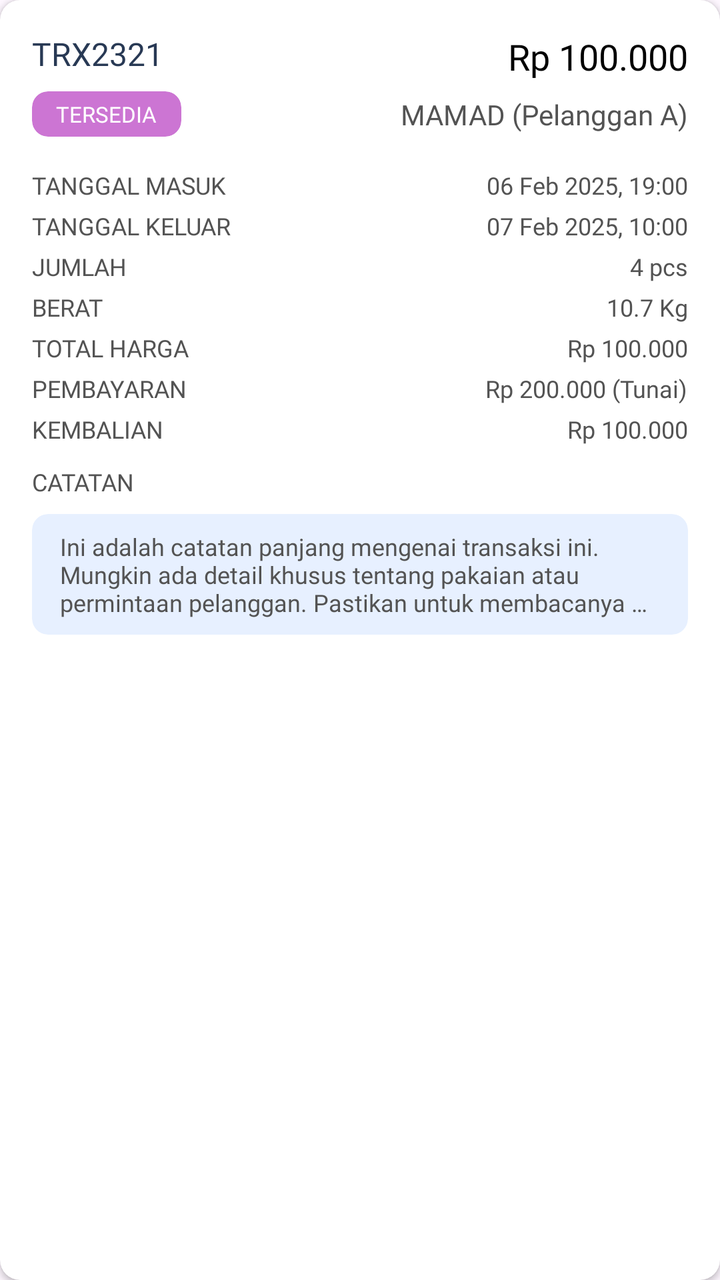
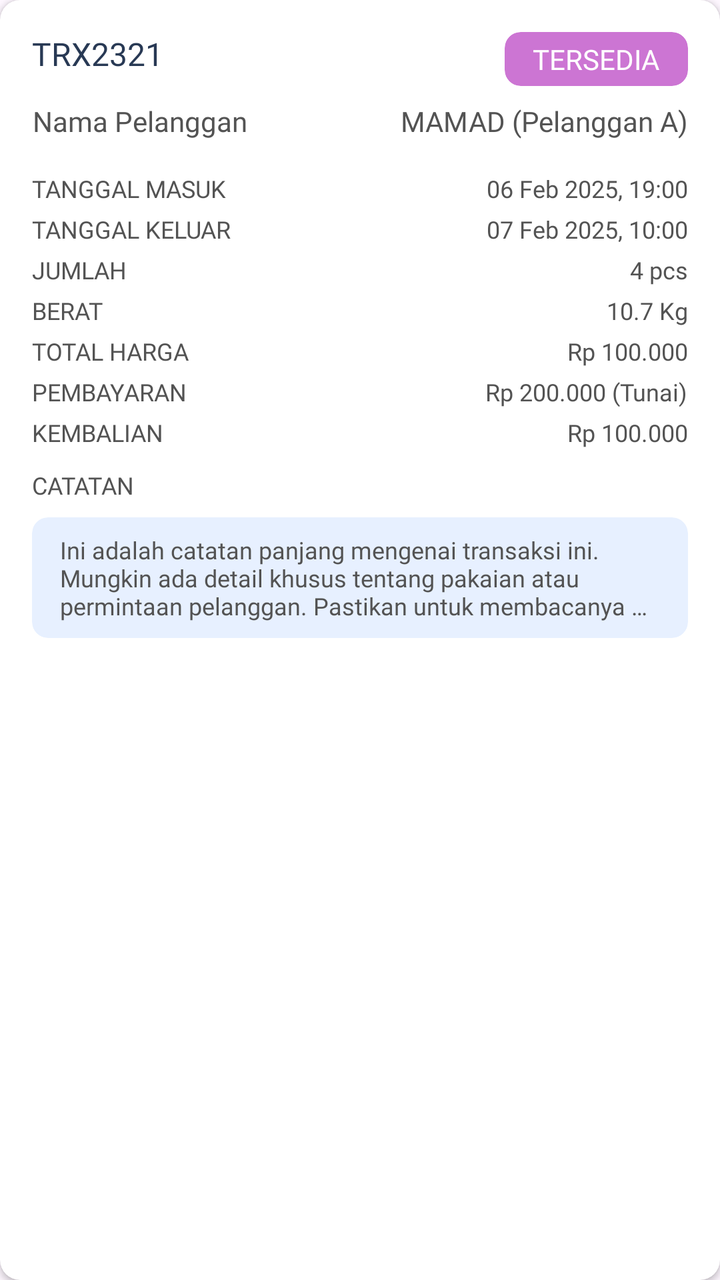

Compare the two renders of this Android layout. The source of the first and the diff that turns it into the second are given below.
<!-- AndroidManifest.xml: application theme Theme.BAGUSLAUNDRY -->
<!-- res/layout/kurir_card_transaksi_laundry.xml -->
<?xml version="1.0" encoding="utf-8"?>
<androidx.cardview.widget.CardView xmlns:android="http://schemas.android.com/apk/res/android"
    xmlns:app="http://schemas.android.com/apk/res-auto"
    xmlns:tools="http://schemas.android.com/tools"
    android:id="@+id/cardTransaksiLaundry"
    android:layout_width="match_parent"
    android:layout_height="wrap_content"
    android:layout_marginVertical="6dp"
    app:cardCornerRadius="10dp"
    app:cardElevation="2dp"
    android:backgroundTint="@color/white">

    <androidx.constraintlayout.widget.ConstraintLayout
        android:id="@+id/container"
        android:layout_width="match_parent"
        android:layout_height="wrap_content"
        android:padding="16dp">

        <TextView
            android:id="@+id/numberTransaction"
            android:layout_width="wrap_content"
            android:layout_height="wrap_content"
            android:fontFamily="@font/inter_bold"
            android:text="TRX2321"
            android:textColor="@color/blue900"
            android:textSize="16sp"
            app:layout_constraintStart_toStartOf="parent"
            app:layout_constraintTop_toTopOf="parent" />

        <TextView
            android:id="@+id/harga_transaksi_laundry"
            android:layout_width="wrap_content"
            android:layout_height="wrap_content"
            android:fontFamily="@font/inter_bold"
            android:text="Rp 100.000"
            android:textColor="@color/black"
            android:textSize="18sp"
            app:layout_constraintEnd_toEndOf="parent"
            app:layout_constraintTop_toTopOf="parent" />

        <androidx.cardview.widget.CardView
            android:id="@+id/wadah_status"
            android:layout_width="wrap_content"
            android:layout_height="wrap_content"
            android:layout_marginTop="8dp"
            app:cardBackgroundColor="@color/pink500"
            app:cardCornerRadius="8dp"
            app:cardElevation="0dp"
            app:layout_constraintStart_toStartOf="parent"
            app:layout_constraintTop_toBottomOf="@+id/numberTransaction">

            <TextView
                android:id="@+id/status_transaksi_laundry"
                android:layout_width="wrap_content"
                android:layout_height="wrap_content"
                android:fontFamily="@font/inter_semibold"
                android:paddingHorizontal="12dp"
                android:paddingVertical="4dp"
                android:text="tersedia"
                android:textAllCaps="true"
                android:textColor="@color/white"
                android:textSize="11sp" />
        </androidx.cardview.widget.CardView>

        <TextView
            android:id="@+id/nama_pelanggan_transaksi_laundry"
            android:layout_width="0dp"
            android:layout_height="wrap_content"
            android:layout_marginStart="12dp"
            android:fontFamily="@font/inter_bold"
            android:text="MAMAD (Pelanggan A)"
            android:textColor="@color/gray900"
            android:gravity="end"
            android:textSize="14sp"
            app:layout_constraintBottom_toBottomOf="@+id/wadah_status"
            app:layout_constraintEnd_toEndOf="parent"
            app:layout_constraintStart_toEndOf="@+id/wadah_status"
            app:layout_constraintTop_toTopOf="@+id/wadah_status" />

        <LinearLayout
            android:id="@+id/layout_details"
            android:layout_width="0dp"
            android:layout_height="wrap_content"
            android:layout_marginTop="16dp"
            android:orientation="vertical"
            app:layout_constraintEnd_toEndOf="parent"
            app:layout_constraintStart_toStartOf="parent"
            app:layout_constraintTop_toBottomOf="@+id/wadah_status">

            <androidx.constraintlayout.widget.ConstraintLayout
                android:layout_width="match_parent"
                android:layout_height="wrap_content"
                android:layout_marginBottom="4dp">
                <TextView
                    android:id="@+id/title_tanggal_masuk_transaksi_laundry"
                    android:layout_width="wrap_content"
                    android:layout_height="wrap_content"
                    android:fontFamily="@font/inter_medium"
                    android:text="Tanggal Masuk"
                    android:textAllCaps="true"
                    android:textColor="@color/gray900"
                    android:textSize="12sp"
                    app:layout_constraintStart_toStartOf="parent"
                    app:layout_constraintTop_toTopOf="parent" />

                <TextView
                    android:id="@+id/tanggal_masuk_transaksi_laundry"
                    android:layout_width="wrap_content"
                    android:layout_height="wrap_content"
                    android:fontFamily="@font/inter_semibold"
                    android:text="06 Feb 2025, 19:00"
                    android:textColor="@color/gray900"
                    android:textSize="12sp"
                    app:layout_constraintEnd_toEndOf="parent"
                    app:layout_constraintTop_toTopOf="parent" />
            </androidx.constraintlayout.widget.ConstraintLayout>

            <androidx.constraintlayout.widget.ConstraintLayout
                android:layout_width="match_parent"
                android:layout_height="wrap_content"
                android:layout_marginBottom="4dp">
                <TextView
                    android:id="@+id/title_tanggal_keluar_transaksi_laundry"
                    android:layout_width="wrap_content"
                    android:layout_height="wrap_content"
                    android:fontFamily="@font/inter_medium"
                    android:text="Tanggal Keluar"
                    android:textColor="@color/gray900"
                    android:textSize="12sp"
                    android:textAllCaps="true"
                    app:layout_constraintStart_toStartOf="parent"
                    app:layout_constraintTop_toTopOf="parent" />

                <TextView
                    android:id="@+id/tanggal_keluar_transaksi_laundry"
                    android:layout_width="wrap_content"
                    android:layout_height="wrap_content"
                    android:fontFamily="@font/inter_semibold"
                    android:text="07 Feb 2025, 10:00"
                    android:textColor="@color/gray900"
                    android:textSize="12sp"
                    app:layout_constraintEnd_toEndOf="parent"
                    app:layout_constraintTop_toTopOf="parent" />
            </androidx.constraintlayout.widget.ConstraintLayout>

            <androidx.constraintlayout.widget.ConstraintLayout
                android:layout_width="match_parent"
                android:layout_height="wrap_content"
                android:layout_marginBottom="4dp">
                <TextView
                    android:id="@+id/title_pcs_transaksi_laundry"
                    android:layout_width="wrap_content"
                    android:layout_height="wrap_content"
                    android:fontFamily="@font/inter_medium"
                    android:text="Jumlah"
                    android:textColor="@color/gray900"
                    android:textSize="12sp"
                    android:textAllCaps="true"
                    app:layout_constraintStart_toStartOf="parent"
                    app:layout_constraintTop_toTopOf="parent" />

                <TextView
                    android:id="@+id/pcs_transaksi_laundry"
                    android:layout_width="wrap_content"
                    android:layout_height="wrap_content"
                    android:fontFamily="@font/inter_semibold"
                    android:text="4 pcs"
                    android:textColor="@color/gray900"
                    android:textSize="12sp"
                    app:layout_constraintEnd_toEndOf="parent"
                    app:layout_constraintTop_toTopOf="parent" />
            </androidx.constraintlayout.widget.ConstraintLayout>

            <androidx.constraintlayout.widget.ConstraintLayout
                android:layout_width="match_parent"
                android:layout_height="wrap_content"
                android:layout_marginBottom="4dp">
                <TextView
                    android:id="@+id/title_berat_transaksi_laundry"
                    android:layout_width="wrap_content"
                    android:layout_height="wrap_content"
                    android:fontFamily="@font/inter_medium"
                    android:text="Berat"
                    android:textAllCaps="true"
                    android:textColor="@color/gray900"
                    android:textSize="12sp"
                    app:layout_constraintStart_toStartOf="parent"
                    app:layout_constraintTop_toTopOf="parent" />

                <TextView
                    android:id="@+id/berat_transaksi_laundry"
                    android:layout_width="wrap_content"
                    android:layout_height="wrap_content"
                    android:fontFamily="@font/inter_semibold"
                    android:text="10.7 Kg"
                    android:textColor="@color/gray900"
                    android:textSize="12sp"
                    app:layout_constraintEnd_toEndOf="parent"
                    app:layout_constraintTop_toTopOf="parent" />
            </androidx.constraintlayout.widget.ConstraintLayout>

            <androidx.constraintlayout.widget.ConstraintLayout
                android:layout_width="match_parent"
                android:layout_height="wrap_content"
                android:layout_marginBottom="4dp">
                <TextView
                    android:id="@+id/title_cash_harga_transaksi_laundry"
                    android:layout_width="wrap_content"
                    android:layout_height="wrap_content"
                    android:fontFamily="@font/inter_medium"
                    android:text="Total Harga"
                    android:textAllCaps="true"
                    android:textColor="@color/gray900"
                    android:textSize="12sp"
                    app:layout_constraintStart_toStartOf="parent"
                    app:layout_constraintTop_toTopOf="parent" />

                <TextView
                    android:id="@+id/total_harga_transaksi_laundry"
                    android:layout_width="wrap_content"
                    android:layout_height="wrap_content"
                    android:fontFamily="@font/inter_semibold"
                    android:text="Rp 100.000"
                    android:textColor="@color/gray900"
                    android:textSize="12sp"
                    app:layout_constraintEnd_toEndOf="parent"
                    app:layout_constraintTop_toTopOf="parent" />
            </androidx.constraintlayout.widget.ConstraintLayout>

            <androidx.constraintlayout.widget.ConstraintLayout
                android:layout_width="match_parent"
                android:layout_height="wrap_content"
                android:layout_marginBottom="4dp">
                <TextView
                    android:id="@+id/title_tunai_transaksi_laundry"
                    android:layout_width="wrap_content"
                    android:layout_height="wrap_content"
                    android:fontFamily="@font/inter_medium"
                    android:text="Pembayaran"
                    android:textAllCaps="true"
                    android:textColor="@color/gray900"
                    android:textSize="12sp"
                    app:layout_constraintStart_toStartOf="parent"
                    app:layout_constraintTop_toTopOf="parent" />

                <TextView
                    android:id="@+id/tunai_transaksi_laundry"
                    android:layout_width="wrap_content"
                    android:layout_height="wrap_content"
                    android:fontFamily="@font/inter_semibold"
                    android:text="Rp 200.000 (Tunai)"
                    android:textColor="@color/gray900"
                    android:textSize="12sp"
                    app:layout_constraintEnd_toEndOf="parent"
                    app:layout_constraintTop_toTopOf="parent" />
            </androidx.constraintlayout.widget.ConstraintLayout>

            <androidx.constraintlayout.widget.ConstraintLayout
                android:layout_width="match_parent"
                android:layout_height="wrap_content">
                <TextView
                    android:id="@+id/title_kembalian_transaksi_laundry"
                    android:layout_width="wrap_content"
                    android:layout_height="wrap_content"
                    android:fontFamily="@font/inter_medium"
                    android:text="Kembalian"
                    android:textAllCaps="true"
                    android:textColor="@color/gray900"
                    android:textSize="12sp"
                    app:layout_constraintStart_toStartOf="parent"
                    app:layout_constraintTop_toTopOf="parent" />

                <TextView
                    android:id="@+id/kembalian_transaksi_laundry"
                    android:layout_width="wrap_content"
                    android:layout_height="wrap_content"
                    android:fontFamily="@font/inter_semibold"
                    android:text="Rp 100.000"
                    android:textColor="@color/gray900"
                    android:textSize="12sp"
                    app:layout_constraintEnd_toEndOf="parent"
                    app:layout_constraintTop_toTopOf="parent" />
            </androidx.constraintlayout.widget.ConstraintLayout>

        </LinearLayout>

        <TextView
            android:id="@+id/title_note_transaksi_laundry"
            android:layout_width="wrap_content"
            android:layout_height="wrap_content"
            android:layout_marginTop="10dp"
            android:fontFamily="@font/inter_semibold"
            android:text="Catatan"
            android:textAllCaps="true"
            android:textColor="@color/gray900"
            android:textSize="12sp"
            app:layout_constraintStart_toStartOf="parent"
            app:layout_constraintTop_toBottomOf="@+id/layout_details" />

        <androidx.cardview.widget.CardView
            android:id="@+id/wadah_note"
            android:layout_width="0dp"
            android:layout_height="wrap_content"
            android:layout_marginTop="8dp"
            android:backgroundTint="@color/blueBase"
            app:cardCornerRadius="8dp"
            app:cardElevation="0dp"
            app:layout_constraintEnd_toEndOf="parent"
            app:layout_constraintStart_toStartOf="parent"
            app:layout_constraintTop_toBottomOf="@+id/title_note_transaksi_laundry">

            <TextView
                android:id="@+id/note_transaksi_laundry"
                android:layout_width="match_parent"
                android:layout_height="wrap_content"
                android:ellipsize="end"
                android:fontFamily="@font/inter_medium"
                android:maxLines="3"
                android:paddingHorizontal="14dp"
                android:paddingVertical="8dp"
                android:text="Ini adalah catatan panjang mengenai transaksi ini. Mungkin ada detail khusus tentang pakaian atau permintaan pelanggan. Pastikan untuk membacanya dengan teliti. Ini hanya contoh catatan. "
                android:textColor="@color/gray900"
                android:textSize="12sp" />
        </androidx.cardview.widget.CardView>

    </androidx.constraintlayout.widget.ConstraintLayout>

</androidx.cardview.widget.CardView>
<!-- resources referenced by this layout -->
<resources>
  <color name="black">#FF000000</color>
  <color name="blue900">#283954</color>
  <color name="blueBase">#E7F0FF</color>
  <color name="gray900">#535353</color>
  <color name="pink500">#CC75D3</color>
  <color name="white">#FFFFFF</color>
  <style name="Theme.BAGUSLAUNDRY" parent="Base.Theme.BAGUSLAUNDRY" />
  <style name="Base.Theme.BAGUSLAUNDRY" parent="Theme.Material3.Light.NoActionBar">
          
          <item name="colorPrimary">@color/primary</item>
           <item name="colorAccent">@color/secondary</item>
      </style>
  <color name="primary">#3551F2</color>
  <color name="secondary">#536AF4</color>
</resources>

<!-- the commit's change to res/layout/kurir_card_transaksi_laundry.xml (unified diff, before → after) -->
@@ -27,40 +27,42 @@
             app:layout_constraintStart_toStartOf="parent"
             app:layout_constraintTop_toTopOf="parent" />
 
-        <TextView
-            android:id="@+id/harga_transaksi_laundry"
-            android:layout_width="wrap_content"
-            android:layout_height="wrap_content"
-            android:fontFamily="@font/inter_bold"
-            android:text="Rp 100.000"
-            android:textColor="@color/black"
-            android:textSize="18sp"
-            app:layout_constraintEnd_toEndOf="parent"
-            app:layout_constraintTop_toTopOf="parent" />
 
         <androidx.cardview.widget.CardView
             android:id="@+id/wadah_status"
             android:layout_width="wrap_content"
             android:layout_height="wrap_content"
-            android:layout_marginTop="8dp"
             app:cardBackgroundColor="@color/pink500"
             app:cardCornerRadius="8dp"
             app:cardElevation="0dp"
-            app:layout_constraintStart_toStartOf="parent"
-            app:layout_constraintTop_toBottomOf="@+id/numberTransaction">
+            app:layout_constraintEnd_toEndOf="parent"
+            app:layout_constraintTop_toTopOf="parent">
 
             <TextView
                 android:id="@+id/status_transaksi_laundry"
                 android:layout_width="wrap_content"
                 android:layout_height="wrap_content"
                 android:fontFamily="@font/inter_semibold"
-                android:paddingHorizontal="12dp"
+                android:paddingHorizontal="14dp"
                 android:paddingVertical="4dp"
                 android:text="tersedia"
                 android:textAllCaps="true"
                 android:textColor="@color/white"
-                android:textSize="11sp" />
+                android:textSize="14sp" />
         </androidx.cardview.widget.CardView>
+
+        <TextView
+            android:id="@+id/title_nama_pelanggan_transaksi_laundry"
+            android:layout_width="0dp"
+            android:layout_height="wrap_content"
+            android:fontFamily="@font/inter_semibold"
+            android:text="Nama Pelanggan"
+            android:textColor="@color/gray900"
+            android:gravity="end"
+            android:textSize="14sp"
+            android:layout_marginTop="8dp"
+            app:layout_constraintStart_toStartOf="parent"
+            app:layout_constraintTop_toBottomOf="@+id/wadah_status" />
 
         <TextView
             android:id="@+id/nama_pelanggan_transaksi_laundry"
@@ -72,10 +74,10 @@
             android:textColor="@color/gray900"
             android:gravity="end"
             android:textSize="14sp"
-            app:layout_constraintBottom_toBottomOf="@+id/wadah_status"
+            app:layout_constraintBottom_toBottomOf="@+id/title_nama_pelanggan_transaksi_laundry"
             app:layout_constraintEnd_toEndOf="parent"
-            app:layout_constraintStart_toEndOf="@+id/wadah_status"
-            app:layout_constraintTop_toTopOf="@+id/wadah_status" />
+            app:layout_constraintStart_toEndOf="@+id/title_nama_pelanggan_transaksi_laundry"
+            app:layout_constraintTop_toTopOf="@+id/title_nama_pelanggan_transaksi_laundry" />
 
         <LinearLayout
             android:id="@+id/layout_details"
@@ -85,7 +87,7 @@
             android:orientation="vertical"
             app:layout_constraintEnd_toEndOf="parent"
             app:layout_constraintStart_toStartOf="parent"
-            app:layout_constraintTop_toBottomOf="@+id/wadah_status">
+            app:layout_constraintTop_toBottomOf="@+id/title_nama_pelanggan_transaksi_laundry">
 
             <androidx.constraintlayout.widget.ConstraintLayout
                 android:layout_width="match_parent"
<!-- resource entries referenced after the edit -->
@@ -1,6 +1,5 @@
 <!-- resources referenced by this layout -->
 <resources>
-  <color name="black">#FF000000</color>
   <color name="blue900">#283954</color>
   <color name="blueBase">#E7F0FF</color>
   <color name="gray900">#535353</color>
